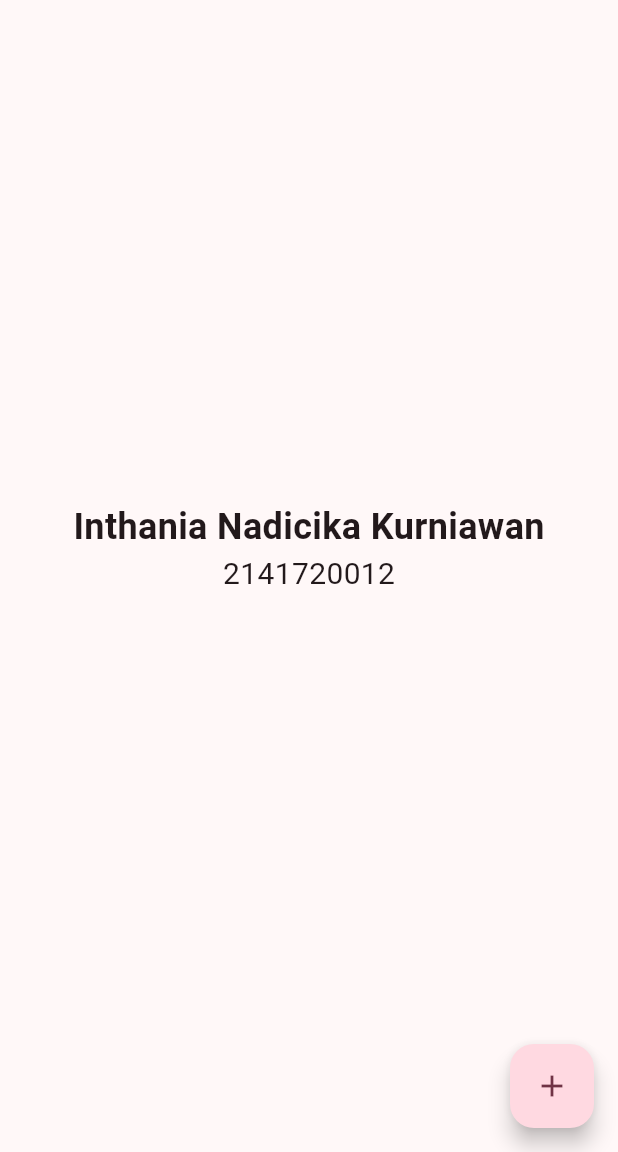
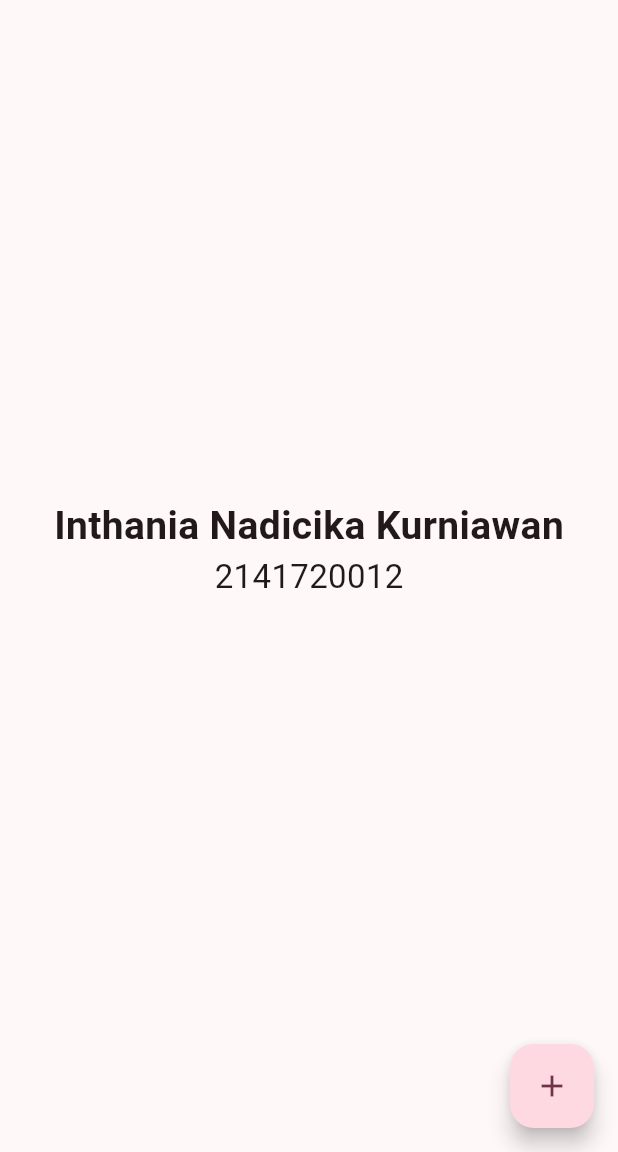
Before and after one commit to nadicika/PemrogramanMobile, a Flutter app: the screen it shows after launch, on a phone screen of 412 x 824 dp, the part 84-1236 px from its top. Run offline on Flutter 3.47's test engine with Material 2 defaults, Android fonts, the phone set to English and light mode, and no system bars.

```diff
--- a/lib/main.dart
+++ b/lib/main.dart
@@ -108,11 +108,13 @@ class _MyHomePageState extends State<MyHomePage> {
           children: <Widget>[
             const Text(
               'Inthania Nadicika Kurniawan',
-              style: TextStyle(fontSize: 24, fontWeight: FontWeight.bold),
+              style: TextStyle(fontSize: 26, fontWeight: FontWeight.bold),
             ),
             const Text(
               '2141720012',
-              style: TextStyle(fontSize: 20),
+              style: TextStyle(
+                fontSize: 22,
+              ),
             ),
             Text(
               '',
```
